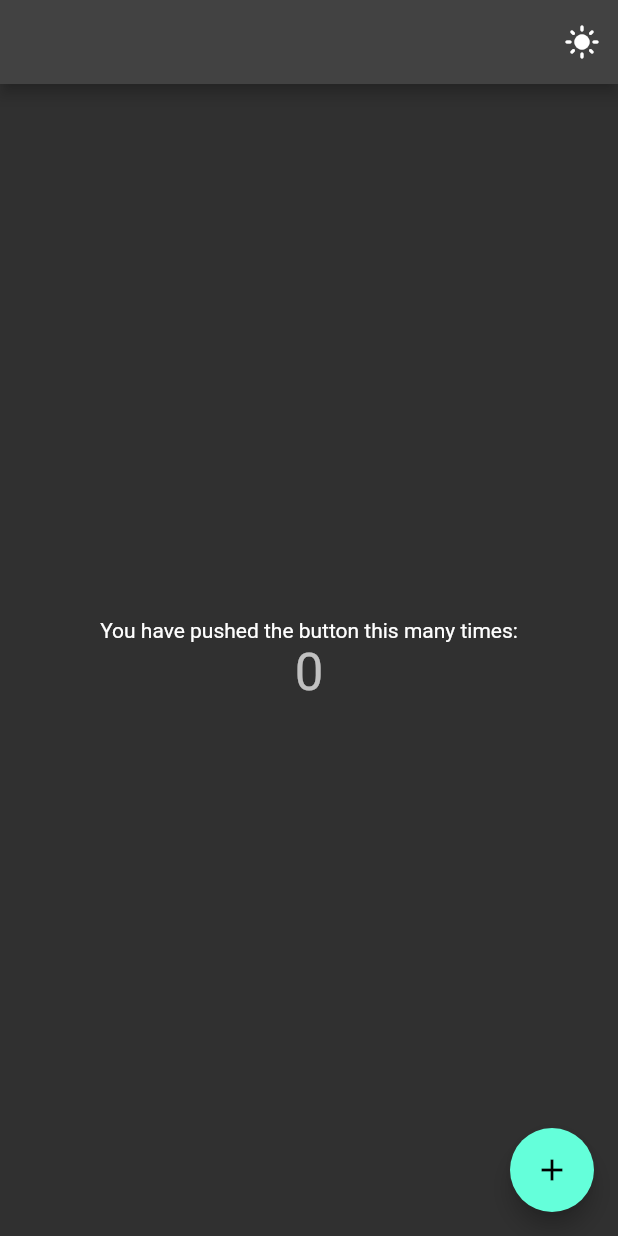
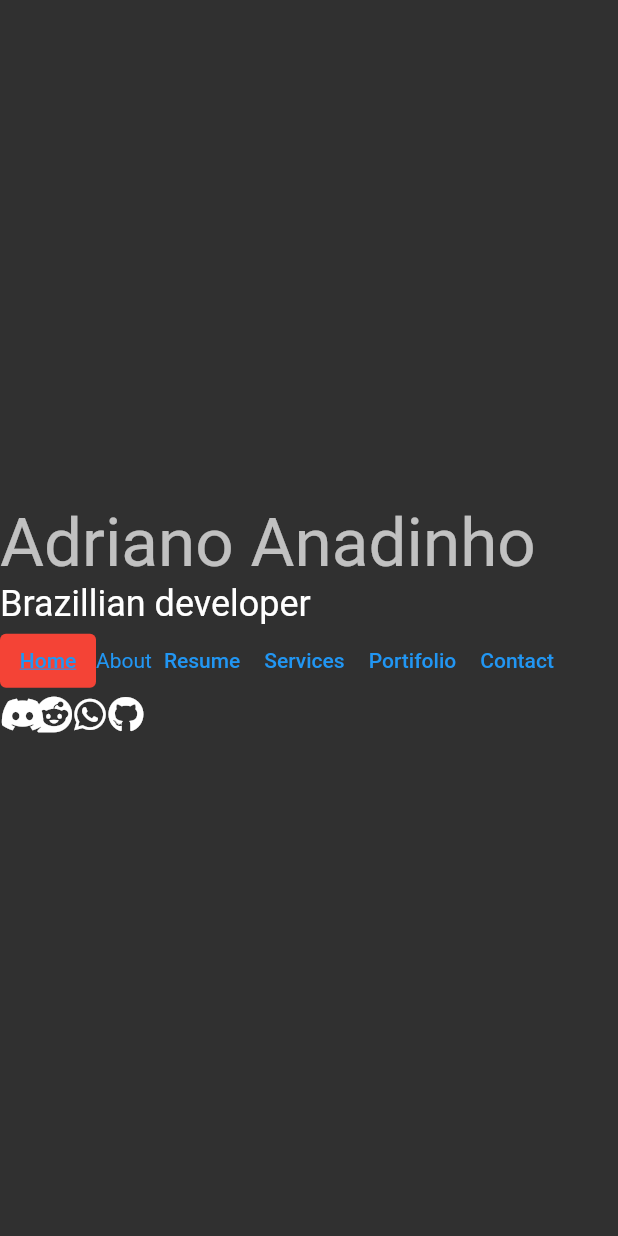
Before and after one commit to AdrianoAnadinho/portifolio, a Flutter app: the screen it shows after launch, on a phone screen of 412 x 824 dp. Run offline on Flutter 3.47's test engine with Material 2 defaults, Android fonts, the phone set to English and light mode, and no system bars; our stand-ins replace animated_text_kit, bloc, equatable, flutter_bloc, font_awesome_flutter.

Commit message:
starting animations of menu options

```diff
--- a/lib/main.dart
+++ b/lib/main.dart
@@ -4,12 +4,14 @@ import 'package:portifolio/src/cubit/theme_cubit.dart';
 import 'package:portifolio/src/cubit/theme_icon_cubit.dart';
 import 'package:portifolio/src/pages/home_page.dart';
 
+import 'package:portifolio/src/pages/intro_page.dart';
+
 void main() => runApp(MyApp());
 
 class MyApp extends StatelessWidget {
   MyApp({super.key});
 
-  ThemeCubit cubit = ThemeCubit();
+  final ThemeCubit cubit = ThemeCubit();
 
   @override
   Widget build(BuildContext context) {
@@ -21,12 +23,14 @@ class MyApp extends StatelessWidget {
       child: BlocBuilder<ThemeCubit, ThemeData>(
         builder: (context, state) {
           return MaterialApp(
-              debugShowCheckedModeBanner: false,
-              title: 'Flutter Demo',
-              // themeMode: ThemeMode.dark,
-              theme: state,
-              darkTheme: ThemeData.dark(),
-              home: MyHomePage(title: 'Flutter Demo Home Page'));
+            debugShowCheckedModeBanner: false,
+            title: 'Flutter Demo',
+            // themeMode: ThemeMode.dark,
+            theme: state,
+            darkTheme: ThemeData.dark(),
+            // home: MyHomePage(title: 'Flutter Demo Home Page'),
+            home: IntroPage(),
+          );
         },
       ),
     );
--- /dev/null
+++ b/lib/src/cubit/text_animation_cubit.dart
@@ -0,0 +1,18 @@
+import 'package:bloc/bloc.dart';
+import 'package:equatable/equatable.dart';
+
+part 'text_animation_state.dart';
+
+class TextAnimationCubit extends Cubit<bool> {
+  TextAnimationCubit() : super(false);
+
+  activateAnimation() {
+    emit(true);
+    // print(state);
+  }
+
+  deactivateAnimation() {
+    emit(false);
+    print(state);
+  }
+}
--- a/lib/src/pages/home_page.dart
+++ b/lib/src/pages/home_page.dart
@@ -1,6 +1,7 @@
 import 'package:flutter/material.dart';
 import 'package:flutter_bloc/flutter_bloc.dart';
 import 'package:portifolio/src/cubit/theme_icon_cubit.dart';
+import 'package:portifolio/src/pages/intro_page.dart';
 
 import '../cubit/theme_cubit.dart';
 
@@ -14,14 +15,6 @@ class MyHomePage extends StatefulWidget {
 }
 
 class _MyHomePageState extends State<MyHomePage> {
-  int _counter = 0;
-
-  void _incrementCounter() {
-    setState(() {
-      _counter++;
-    });
-  }
-
   @override
   Widget build(BuildContext context) {
     var themeCubit = context.read<ThemeCubit>();
@@ -29,11 +22,6 @@ class _MyHomePageState extends State<MyHomePage> {
     return Scaffold(
       appBar: AppBar(
         actions: [
-          // Switch(
-          //     value: false,
-          //     onChanged: (value) {
-          //       cubit.changeMode(value);
-          //     }),
           BlocBuilder<ThemeIconCubit, ThemeIconState>(
             bloc: iconCubit,
             builder: (context2, iconState) {
@@ -61,13 +49,9 @@ class _MyHomePageState extends State<MyHomePage> {
             child: SingleChildScrollView(
               child: Column(
                 mainAxisAlignment: MainAxisAlignment.center,
-                children: <Widget>[
-                  const Text(
+                children: const [
+                  Text(
                     'You have pushed the button this many times:',
-                  ),
-                  Text(
-                    '$_counter',
-                    style: Theme.of(context).textTheme.headline4,
                   ),
                 ],
               ),
@@ -76,7 +60,11 @@ class _MyHomePageState extends State<MyHomePage> {
         ],
       ),
       floatingActionButton: FloatingActionButton(
-        onPressed: _incrementCounter,
+        onPressed: (() => Navigator.push(
+            context,
+            MaterialPageRoute(
+              builder: (context) => IntroPage(),
+            ))),
         tooltip: 'Increment',
         child: const Icon(Icons.add),
       ),
--- /dev/null
+++ b/lib/src/pages/intro_page.dart
@@ -0,0 +1,138 @@
+import 'dart:math';
+
+import 'package:animated_text_kit/animated_text_kit.dart';
+import 'package:flutter/material.dart';
+import 'package:flutter/src/scheduler/ticker.dart';
+import 'package:flutter_bloc/flutter_bloc.dart';
+import 'package:font_awesome_flutter/font_awesome_flutter.dart';
+import 'package:portifolio/src/cubit/text_animation_cubit.dart';
+
+class IntroPage extends StatefulWidget {
+  const IntroPage({super.key});
+
+  @override
+  State<IntroPage> createState() => _IntroPageState();
+}
+
+class _IntroPageState extends State<IntroPage> {
+  TextAnimationCubit textCubit = TextAnimationCubit();
+  late AnimationController animationController;
+
+  @override
+  Widget build(BuildContext context) {
+    return Scaffold(
+      body: LayoutBuilder(builder: (context, constraints) {
+        return SingleChildScrollView(
+          child: SizedBox(
+            height: max(constraints.maxHeight, 200),
+            child: Column(
+              mainAxisAlignment: MainAxisAlignment.center,
+              children: [
+                Row(
+                  children: [
+                    Text(
+                      'Adriano Anadinho',
+                      style: Theme.of(context).textTheme.headline3,
+                    )
+                  ],
+                ),
+                Row(
+                  children: [
+                    Text(
+                      'Brazillian developer ',
+                      style: Theme.of(context).textTheme.headline5,
+                    ),
+                  ],
+                ),
+                Row(
+                  children: [
+                    TextButton(
+                      style: TextButton.styleFrom(backgroundColor: Colors.red),
+                      onPressed: () {},
+                      child: Container(
+                        child: Text(
+                          'Home',
+                          style:
+                              TextStyle(decoration: TextDecoration.underline),
+                        ),
+                        decoration: BoxDecoration(),
+                      ),
+                    ),
+                    MouseRegion(
+                      onExit: (event) => textCubit.deactivateAnimation(),
+                      // cursor: MouseCursor.uncontrolled,
+                      onHover: (event) => textCubit.activateAnimation(),
+                      child: BlocBuilder<TextAnimationCubit, bool>(
+                        bloc: textCubit,
+                        builder: (context, state) {
+                          return Text(
+                            'About',
+                            style: TextStyle(
+                              color: state
+                                  ? Theme.of(context).colorScheme.secondary
+                                  : Theme.of(context).colorScheme.primary,
+                            ),
+                          );
+                          // AnimatedTextKit(
+                          //     totalRepeatCount: 1,
+                          //     // isRepeatingAnimation: state,
+                          //     repeatForever: state,
+                          //     pause: Duration.zero,
+                          //     onTap: () => print(state),
+                          //     animatedTexts: [
+                          //       ColorizeAnimatedText(
+                          //         speed: Duration(milliseconds: 500),
+                          //         'About',
+                          //         textStyle: TextStyle(fontSize: 16),
+                          //         colors: [
+                          //           Colors.white,
+                          //           Colors.red,
+                          //           Colors.purple,
+                          //           Colors.blue
+                          //         ],
+                          //       )
+                          //     ]);
+                        },
+                      ),
+                    ),
+                    TextButton(
+                      onPressed: () {},
+                      child: Text('Resume'),
+                    ),
+                    TextButton(
+                      onPressed: () {},
+                      child: Text('Services'),
+                    ),
+                    TextButton(
+                      onPressed: () {},
+                      child: Text('Portifolio'),
+                    ),
+                    TextButton(
+                      onPressed: () {},
+                      child: Text('Contact'),
+                    ),
+                  ],
+                ),
+                Row(
+                  mainAxisAlignment: MainAxisAlignment.start,
+                  children: const [
+                    Icon(FontAwesomeIcons.discord),
+                    Icon(FontAwesomeIcons.reddit),
+                    Icon(FontAwesomeIcons.whatsapp),
+                    Icon(FontAwesomeIcons.github)
+                  ],
+                ),
+              ],
+            ),
+          ),
+        );
+      }),
+    );
+  }
+
+  @override
+  Ticker createTicker(TickerCallback onTick) {
+    // TODO: implement createTicker
+    throw UnimplementedError();
+  }
+}
--- a/pubspec.yaml
+++ b/pubspec.yaml
@@ -39,6 +39,8 @@ dependencies:
   bloc: ^8.1.0
   flutter_bloc: ^8.1.1
   equatable: ^2.0.5
+  font_awesome_flutter: ^10.2.1
+  animated_text_kit: ^4.2.2
 
 dev_dependencies:
   flutter_test:
```
Also changed, not shown: lib/src/cubit/text_animation_state.dart (added, +10 -0 lines), pubspec.lock, 1 other file.
